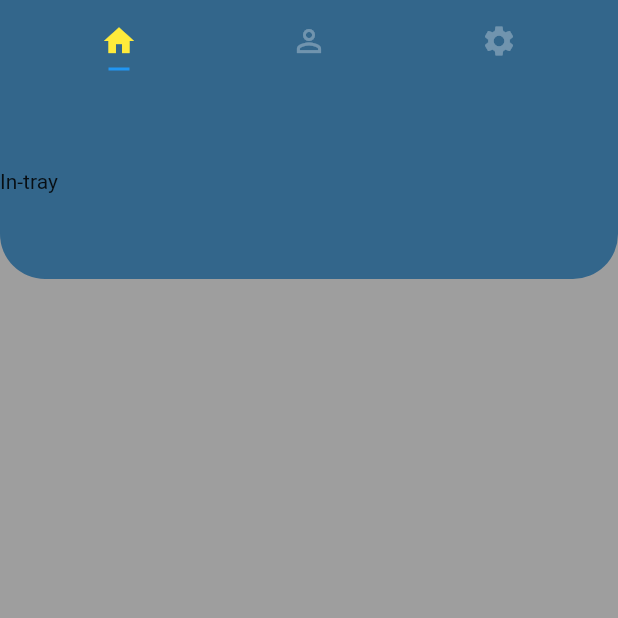
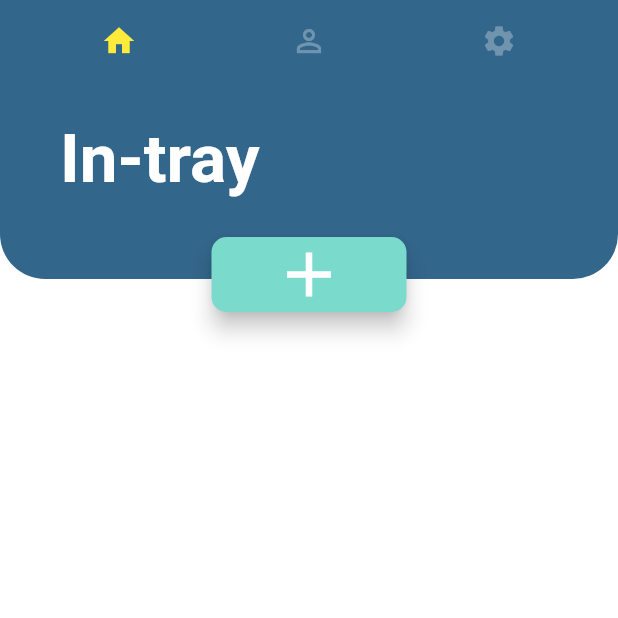
Before and after one commit to Vignesh2442/ToDoApp, a Flutter app: the screen it shows after launch, on a phone screen of 412 x 824 dp, the top half of it. Run offline on Flutter 3.47's test engine with Material 2 defaults, Android fonts, the phone set to English and light mode, and no system bars; Roboto replaces fonts that are missing (open sans).

Commit message:
Nav bar w button

```diff
--- a/App/todoapp/lib/main.dart
+++ b/App/todoapp/lib/main.dart
@@ -1,4 +1,5 @@
 import 'package:flutter/material.dart';
+import 'models/global.dart';
 
 void main() => runApp(MyApp());
 
@@ -43,17 +44,18 @@ class _MyHomePageState extends State<MyHomePage> {
                   TabBarView(
                   children: [
                     new Container(
-                      color: Colors.grey,
+                      color: Colors.white,
                     ),
                     new Container(
-                      color: Colors.lightGreen,
+                      color: Colors.white,
                     ),
                     new Container(
-                      color: Colors.red,
+                      color: Colors.white,
                     ),
                   ],
                 ),
                 Container(
+                  padding: EdgeInsets.only(left: 40,bottom: 30),
                   height:130,
                   decoration: BoxDecoration(
                     borderRadius: BorderRadius.only(
@@ -65,10 +67,23 @@ class _MyHomePageState extends State<MyHomePage> {
                   child: Row(
                     mainAxisAlignment: MainAxisAlignment.spaceBetween,
                     children: <Widget>[
-                      Text("In-tray"),
+                      Text("In-tray", style: TitleStyle,),
                       Container()
                     ],
                   )
+                ),
+                Container(
+                  height: 50,
+                  width: 130,
+                  margin: EdgeInsets.only(top: 102, left: MediaQuery.of(context).size.width*0.5-65),
+                  child: FloatingActionButton(
+                    child: Container(
+                    child: Icon(Icons.add, size:50, ),
+                    ),
+                    backgroundColor: const Color.fromARGB(0XFF,0X7A, 0XDA, 0XCC),
+                    onPressed: () {},
+                    shape: RoundedRectangleBorder(borderRadius: BorderRadius.all(Radius.circular(10.0))),
+                  ),
                 )
                 ]
               ),
@@ -90,6 +105,7 @@ class _MyHomePageState extends State<MyHomePage> {
                   unselectedLabelColor: Colors.white30,
                   indicatorSize: TabBarIndicatorSize.label,
                   indicatorPadding: EdgeInsets.all(5.0),
+                  indicatorColor: Colors.transparent,
                 ),
                 backgroundColor: const Color.fromARGB(0XFF,0X33, 0X66, 0X8B),
               ),
--- /dev/null
+++ b/App/todoapp/lib/models/global.dart
@@ -0,0 +1,10 @@
+import 'package:flutter/material.dart';
+
+Color lightGreyColor = new Color(0xFFFFFFFF);
+
+TextStyle TitleStyle = new TextStyle(
+    fontFamily: 'open sans',
+    fontWeight: FontWeight.bold,
+    color: lightGreyColor,
+    fontSize: 45.0
+);
```
